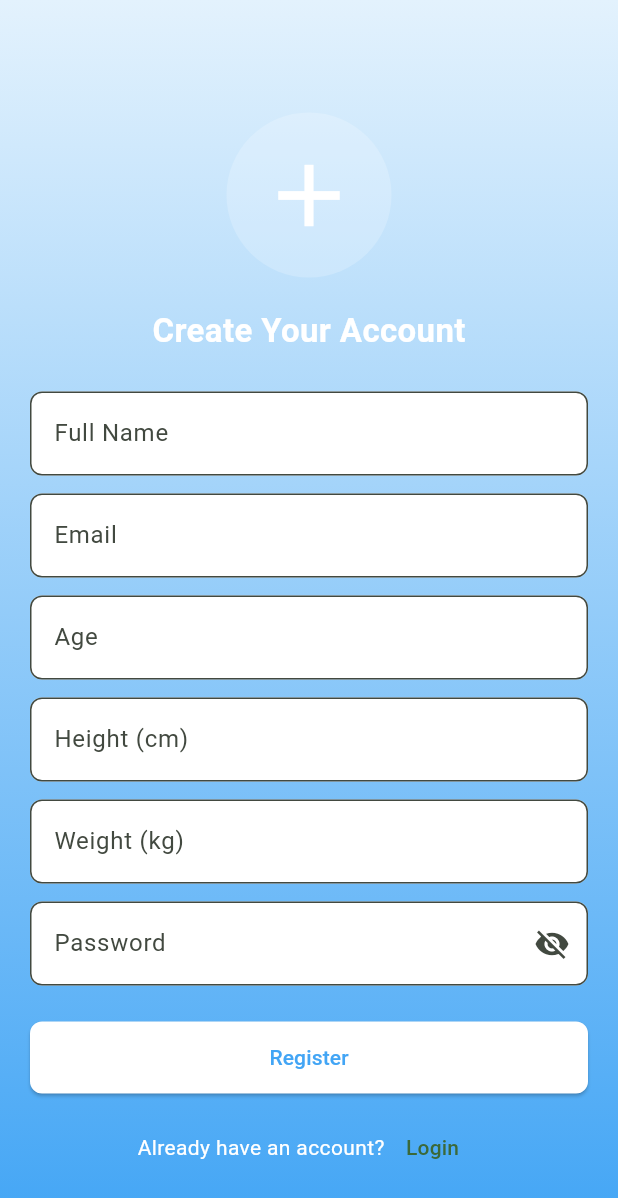
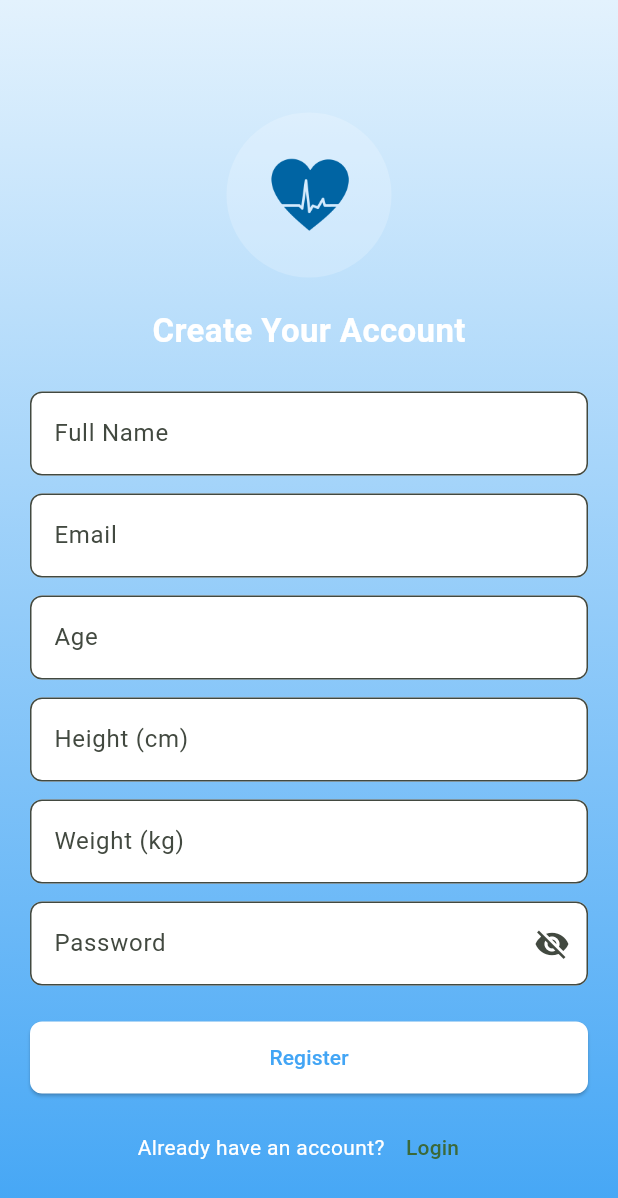
Before and after one commit to SurjeetKaran/HealthyMe, a Flutter app: the screen it shows after launch, after a tap on "Register", on a phone screen of 412 x 824 dp. Shown: the top 1198 px of the screen. Run offline on Flutter 3.47's test engine with Material 3 defaults, Android fonts, the phone set to English and light mode, and no system bars; our stand-ins replace percent_indicator, shared_preferences.

Commit message:
Updated package name, icons, gradients, splash, and build configs

```diff
--- a/health_app/lib/screens/login_screen.dart
+++ b/health_app/lib/screens/login_screen.dart
@@ -16,7 +16,7 @@ class _LoginScreenState extends State<LoginScreen> {
   final AuthService authService = AuthService();
 
   bool isLoading = false;
-  bool _obscurePassword = true; // 👁 control password visibility
+  bool _obscurePassword = true;
 
   Future<void> handleLogin() async {
     String email = emailController.text.trim();
@@ -54,10 +54,9 @@ class _LoginScreenState extends State<LoginScreen> {
   @override
   Widget build(BuildContext context) {
     return Scaffold(
-      // 🔹 Background gradient for health theme
       body: Container(
         width: double.infinity,
-        height: double.infinity, // 👈 ADD THIS LINE TO FIX THE HEIGHT ISSUE
+        height: double.infinity,
         padding: const EdgeInsets.all(20),
         decoration: const BoxDecoration(
           gradient: LinearGradient(
@@ -66,24 +65,32 @@ class _LoginScreenState extends State<LoginScreen> {
             end: Alignment.bottomCenter,
           ),
         ),
-        child: Center( // 👈 Optional: Wrap ScrollView in Center to ensure alignment
+        child: Center(
           child: SingleChildScrollView(
             child: Column(
               mainAxisAlignment: MainAxisAlignment.center,
               children: [
-                const SizedBox(height: 60), // Reduced top spacing since we use Center now
+                const SizedBox(height: 40),
 
-                // App Logo or Icon
+                // 🔹 Updated Logo with your PNG
                 Container(
-                  padding: const EdgeInsets.all(20),
+                  padding: const EdgeInsets.all(22),
                   decoration: BoxDecoration(
-                    color: Colors.white.withOpacity(0.2),
+                    color: Colors.white.withOpacity(0.28),
                     shape: BoxShape.circle,
+                    boxShadow: [
+                      BoxShadow(
+                        color: Colors.white.withOpacity(0.17),
+                        blurRadius: 12,
+                        spreadRadius: 3,
+                        offset: const Offset(0, 4),
+                      ),
+                    ],
                   ),
-                  child: const Icon(
-                    Icons.add,
-                    size: 70,
-                    color: Colors.white,
+                  child: Image.asset(
+                    "assets/HealthyMe.jpg",
+                    width: 85,
+                    height: 85,
                   ),
                 ),
 
@@ -97,6 +104,7 @@ class _LoginScreenState extends State<LoginScreen> {
                     color: Colors.white,
                   ),
                 ),
+
                 const SizedBox(height: 25),
 
                 // 📧 Email Field
@@ -114,7 +122,7 @@ class _LoginScreenState extends State<LoginScreen> {
                 ),
                 const SizedBox(height: 15),
 
-                // 🔒 Password Field with Eye Icon
+                // 🔒 Password Field
                 TextField(
                   controller: passwordController,
                   obscureText: _obscurePassword,
@@ -128,7 +136,9 @@ class _LoginScreenState extends State<LoginScreen> {
                     ),
                     suffixIcon: IconButton(
                       icon: Icon(
-                        _obscurePassword ? Icons.visibility_off : Icons.visibility,
+                        _obscurePassword
+                            ? Icons.visibility_off
+                            : Icons.visibility,
                         color: Colors.grey,
                       ),
                       onPressed: () {
@@ -139,6 +149,7 @@ class _LoginScreenState extends State<LoginScreen> {
                     ),
                   ),
                 ),
+
                 const SizedBox(height: 20),
 
                 // 🔘 Login Button
@@ -155,9 +166,9 @@ class _LoginScreenState extends State<LoginScreen> {
                           child: const Text("Login"),
                         ),
                       ),
+
                 const SizedBox(height: 15),
 
-                // 🔹 LOGIN → REGISTER LINK
                 Row(
                   mainAxisAlignment: MainAxisAlignment.center,
                   children: [
--- a/health_app/lib/screens/register_screen.dart
+++ b/health_app/lib/screens/register_screen.dart
@@ -95,7 +95,8 @@ class _RegisterScreenState extends State<RegisterScreen> {
             end: Alignment.bottomCenter,
           ),
         ),
-        child: Center( // 👈 Added Center to keep form in middle of screen
+        child: Center(
+          // 👈 Added Center to keep form in middle of screen
           child: SingleChildScrollView(
             child: Column(
               mainAxisAlignment: MainAxisAlignment.center,
@@ -109,10 +110,11 @@ class _RegisterScreenState extends State<RegisterScreen> {
                     color: Colors.white.withOpacity(0.2),
                     shape: BoxShape.circle,
                   ),
-                  child: const Icon(
-                    Icons.add,
-                    size: 70,
-                    color: Colors.white,
+                  child: Image.asset(
+                    "assets/HealthyMe.jpg",
+                    width: 70,
+                    height: 70,
+                    fit: BoxFit.contain,
                   ),
                 ),
 
@@ -137,8 +139,9 @@ class _RegisterScreenState extends State<RegisterScreen> {
                       _buildTextField(
                         controller: _nameController,
                         label: "Full Name",
-                        validator: (v) =>
-                            v == null || v.trim().isEmpty ? "Enter your name" : null,
+                        validator: (v) => v == null || v.trim().isEmpty
+                            ? "Enter your name"
+                            : null,
                       ),
                       const SizedBox(height: 12),
 
@@ -148,10 +151,13 @@ class _RegisterScreenState extends State<RegisterScreen> {
                         label: "Email",
                         keyboardType: TextInputType.emailAddress,
                         validator: (v) {
-                          if (v == null || v.trim().isEmpty) return "Enter email";
+                          if (v == null || v.trim().isEmpty)
+                            return "Enter email";
                           final emailRegex =
                               RegExp(r"^[\w-.]+@([\w-]+\.)+[\w-]{2,4}$");
-                          return emailRegex.hasMatch(v) ? null : "Enter valid email";
+                          return emailRegex.hasMatch(v)
+                              ? null
+                              : "Enter valid email";
                         },
                       ),
                       const SizedBox(height: 12),
@@ -210,8 +216,9 @@ class _RegisterScreenState extends State<RegisterScreen> {
                             },
                           ),
                         ),
-                        validator: (v) =>
-                            v != null && v.length >= 6 ? null : "Min 6 characters",
+                        validator: (v) => v != null && v.length >= 6
+                            ? null
+                            : "Min 6 characters",
                       ),
                       const SizedBox(height: 24),
 
--- a/health_app/lib/screens/splash_screen.dart
+++ b/health_app/lib/screens/splash_screen.dart
@@ -43,7 +43,8 @@ class _SplashScreenState extends State<SplashScreen>
     Navigator.pushReplacement(
       context,
       MaterialPageRoute(
-        builder: (_) => token != null ? const DashboardScreen() : const LoginScreen(),
+        builder: (_) =>
+            token != null ? const DashboardScreen() : const LoginScreen(),
       ),
     );
   }
@@ -61,7 +62,6 @@ class _SplashScreenState extends State<SplashScreen>
         width: double.infinity,
         decoration: const BoxDecoration(
           gradient: LinearGradient(
-            // 🔹 Updated to blueish theme
             colors: [Color(0xFF42A5F5), Color(0xFF1E88E5)],
             begin: Alignment.topCenter,
             end: Alignment.bottomCenter,
@@ -72,32 +72,32 @@ class _SplashScreenState extends State<SplashScreen>
           child: Column(
             mainAxisAlignment: MainAxisAlignment.center,
             children: [
-              // 🔹 App Icon / Logo with subtle shadow
+              // 🔹 Logo Circle
               Container(
-                padding: const EdgeInsets.all(25),
+                padding: const EdgeInsets.all(22),
                 decoration: BoxDecoration(
-                  color: Colors.white.withOpacity(0.2),
+                  color: Colors.white.withOpacity(0.28),
                   shape: BoxShape.circle,
                   boxShadow: [
                     BoxShadow(
-                      color: Colors.white.withOpacity(0.15),
+                      color: Colors.white.withOpacity(0.17),
                       blurRadius: 15,
                       spreadRadius: 5,
                       offset: const Offset(0, 5),
                     ),
                   ],
                 ),
-                // 🔹 CHANGED ICON HERE
-                child: const Icon(
-                  Icons.add, // Changed from Icons.favorite
-                  size: 70,
-                  color: Colors.white,
+
+                // 🔹 App Image Logo
+                child: Image.asset(
+                  "assets/HealthyMe.jpg",
+                  width: 85,
+                  height: 85,
                 ),
               ),
 
               const SizedBox(height: 25),
 
-              // App Name with white shadow
               const Text(
                 "HealthyMe",
                 style: TextStyle(
@@ -117,7 +117,6 @@ class _SplashScreenState extends State<SplashScreen>
 
               const SizedBox(height: 10),
 
-              // Tagline in lighter white
               const Text(
                 "Track. Improve. Live Better.",
                 style: TextStyle(
@@ -128,7 +127,6 @@ class _SplashScreenState extends State<SplashScreen>
 
               const SizedBox(height: 40),
 
-              // 🔹 Circular loader styled for white theme
               const CircularProgressIndicator(
                 valueColor: AlwaysStoppedAnimation<Color>(Colors.white),
                 strokeWidth: 3,
```
Also changed, not shown: health_app/pubspec.yaml (+14 -2 lines), health_app/assets/HealthyMe.jpg (added), health_app/pubspec.lock, 34 other files.
